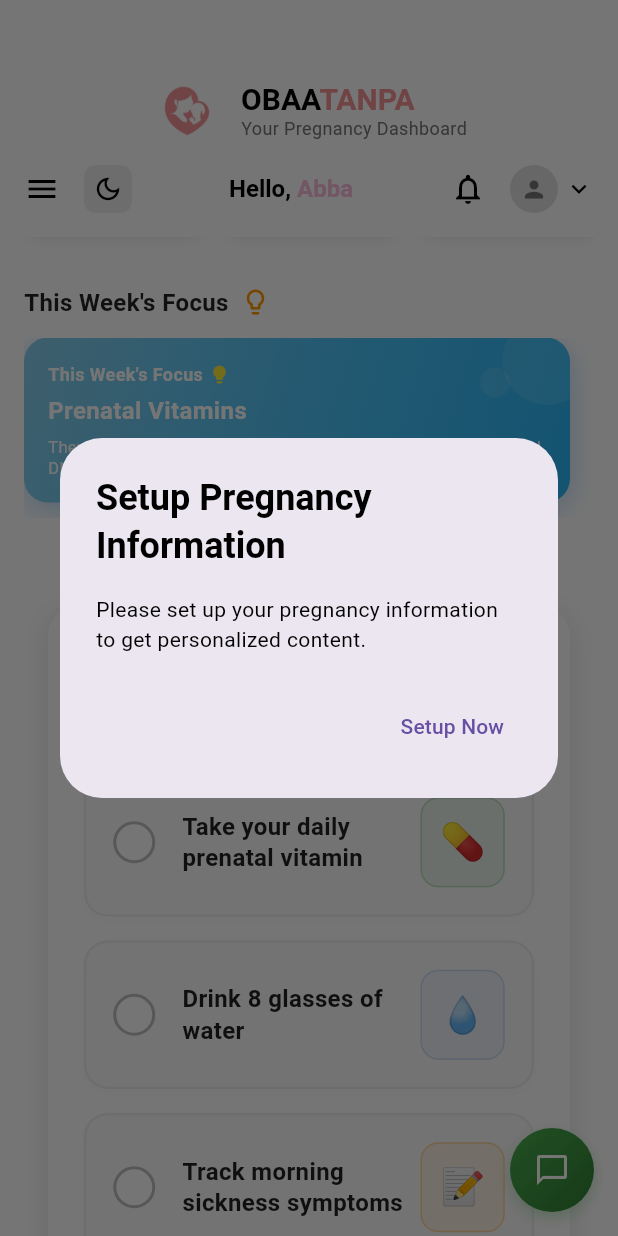
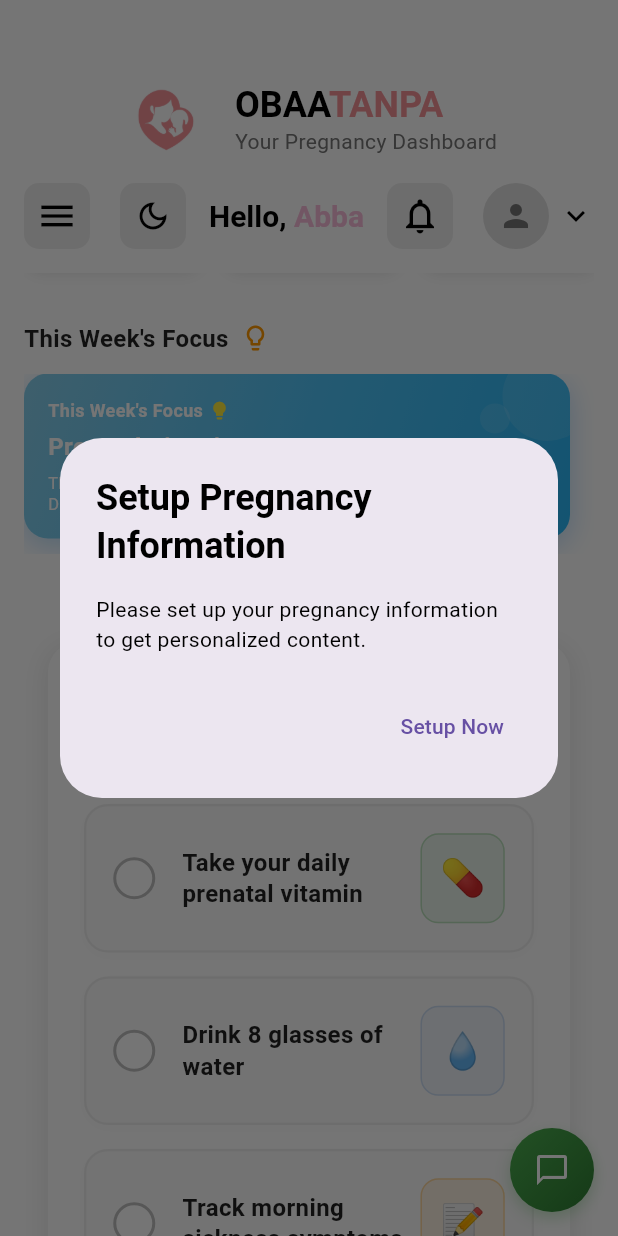
Before and after one commit to abba33/obaatanpa_mobile, a Flutter app: the DashboardPage screen opened by its route, scrolled down 576 dp, after a tap on the "menu" icon, on a phone screen of 412 x 824 dp. Run offline on Flutter 3.47's test engine with Material 3 defaults, Android fonts, the phone set to English and light mode, and no system bars; our stand-ins replace flutter_secure_storage, go_router, google_fonts, shared_preferences; accounts and stored records are empty.

Commit message:
changed custom app bar

```diff
--- a/lib/screens/dashboard/pregnant mother/components/custom_app_bar.dart
+++ b/lib/screens/dashboard/pregnant mother/components/custom_app_bar.dart
@@ -254,18 +254,18 @@ class CustomAppBar extends StatelessWidget {
             mainAxisAlignment: MainAxisAlignment.center,
             children: [
               Container(
-                width: 48, // Increased from 32
-                height: 48, // Increased from 32
+                width: 60, // Increased further
+                height: 60, // Increased further
                 decoration: const BoxDecoration(
                   shape: BoxShape.circle,
                 ),
                 child: ClipRRect(
-                  borderRadius: BorderRadius.circular(24), // Updated border radius
+                  borderRadius: BorderRadius.circular(30), // Updated border radius
                   child: Image.asset(
                     'assets/images/navbar/maternity-logo.png', // Replace with your logo path
                     fit: BoxFit.cover,
-                    width: 48,
-                    height: 48,
+                    width: 60,
+                    height: 60,
                     errorBuilder: (context, error, stackTrace) {
                       // Fallback to the original design if image fails to load
                       return Container(
@@ -276,7 +276,7 @@ class CustomAppBar extends StatelessWidget {
                         child: const Icon(
                           Icons.favorite,
                           color: Colors.white,
-                          size: 24, // Increased icon size
+                          size: 30, // Increased icon size
                         ),
                       );
                     },
@@ -284,7 +284,7 @@ class CustomAppBar extends StatelessWidget {
                 ),
               ),
 
-              const SizedBox(width: 12),
+              const SizedBox(width: 16),
 
               Column(
                 crossAxisAlignment: CrossAxisAlignment.start,
@@ -297,7 +297,7 @@ class CustomAppBar extends StatelessWidget {
                         TextSpan(
                           text: 'OBAA',
                           style: TextStyle(
-                            fontSize: 20, // Increased font size
+                            fontSize: 24, // Increased font size further
                             fontWeight: FontWeight.bold,
                             color: textColor,
                           ),
@@ -305,7 +305,7 @@ class CustomAppBar extends StatelessWidget {
                         TextSpan(
                           text: 'TANPA',
                           style: TextStyle(
-                            fontSize: 20, // Increased font size
+                            fontSize: 24, // Increased font size further
                             fontWeight: FontWeight.bold,
                             color: const Color(0xFFF59297), // Your specified color
                           ),
@@ -316,7 +316,7 @@ class CustomAppBar extends StatelessWidget {
                   Text(
                     'Your Pregnancy Dashboard',
                     style: TextStyle(
-                      fontSize: 12,
+                      fontSize: 14, // Increased subtitle size
                       color: isDark ? Colors.grey[400] : Colors.grey[600],
                     ),
                   ),
@@ -336,14 +336,23 @@ class CustomAppBar extends StatelessWidget {
                   // Menu icon
                   GestureDetector(
                     onTap: onMenuTap,
+                    child: Container(
+                      padding: const EdgeInsets.all(8),
+                      decoration: BoxDecoration(
+                        color: isDark
+                          ? Colors.grey[800]!.withOpacity(0.3)
+                          : Colors.grey[200],
+                        borderRadius: BorderRadius.circular(10),
+                      ),
                       child: Icon(
                         isMenuOpen ? Icons.close : Icons.menu,
                         color: textColor,
-                      size: 24,
+                        size: 28, // Increased size
+                      ),
                     ),
                   ),
 
-                  const SizedBox(width: 16),
+                  const SizedBox(width: 20), // Increased spacing
 
                   // Dark mode toggle button
                   GestureDetector(
@@ -361,17 +370,17 @@ class CustomAppBar extends StatelessWidget {
                     },
                     child: AnimatedContainer(
                       duration: const Duration(milliseconds: 300),
-                      padding: const EdgeInsets.all(6),
+                      padding: const EdgeInsets.all(10), // Increased padding
                       decoration: BoxDecoration(
                         color: isDark
                           ? const Color(0xFFF8BBD9).withOpacity(0.2)
                           : Colors.grey[200],
-                        borderRadius: BorderRadius.circular(8),
+                        borderRadius: BorderRadius.circular(10),
                       ),
                       child: Icon(
                         isDark ? Icons.light_mode : Icons.dark_mode_outlined,
                         color: isDark ? const Color(0xFFF8BBD9) : textColor,
-                        size: 20,
+                        size: 24, // Increased size
                       ),
                     ),
                   ),
@@ -389,7 +398,7 @@ class CustomAppBar extends StatelessWidget {
                       text: 'Hello, ',
                       style: TextStyle(
                         color: textColor,
-                        fontSize: 16,
+                        fontSize: 20, // Increased size
                         fontWeight: FontWeight.w600,
                       ),
                     ),
@@ -397,7 +406,7 @@ class CustomAppBar extends StatelessWidget {
                       text: 'Abba',
                       style: TextStyle(
                         color: const Color(0xFFF8BBD9),
-                        fontSize: 16,
+                        fontSize: 20, // Increased size
                         fontWeight: FontWeight.bold,
                       ),
                     ),
@@ -414,14 +423,23 @@ class CustomAppBar extends StatelessWidget {
                   // Notification icon - Updated with tap functionality
                   GestureDetector(
                     onTap: () => _navigateToNotifications(context),
+                    child: Container(
+                      padding: const EdgeInsets.all(8),
+                      decoration: BoxDecoration(
+                        color: isDark
+                          ? Colors.grey[800]!.withOpacity(0.3)
+                          : Colors.grey[200],
+                        borderRadius: BorderRadius.circular(10),
+                      ),
                       child: Icon(
                         Icons.notifications_outlined,
                         color: textColor,
-                      size: 24,
+                        size: 28, // Increased size
+                      ),
                     ),
                   ),
 
-                  const SizedBox(width: 16),
+                  const SizedBox(width: 20), // Increased spacing
 
                   // Profile section with dropdown
                   GestureDetector(
@@ -430,31 +448,31 @@ class CustomAppBar extends StatelessWidget {
                       mainAxisSize: MainAxisSize.min,
                       children: [
                         CircleAvatar(
-                          radius: 16,
+                          radius: 22, // Increased from 16 to 22
                           backgroundColor: isDark ? Colors.grey[700] : Colors.grey[300],
                           child: ClipRRect(
-                            borderRadius: BorderRadius.circular(16),
+                            borderRadius: BorderRadius.circular(22), // Updated radius
                             child: Image.asset(
                               'assets/images/navbar/profile-1.png', // Replace with your profile image path
                               fit: BoxFit.cover,
-                              width: 32,
-                              height: 32,
+                              width: 44, // Increased size
+                              height: 44, // Increased size
                               errorBuilder: (context, error, stackTrace) {
                                 // Fallback to default person icon if image fails to load
                                 return Icon(
                                   Icons.person,
                                   color: isDark ? Colors.white : Colors.grey[600],
-                                  size: 18,
+                                  size: 24, // Increased icon size
                                 );
                               },
                             ),
                           ),
                         ),
-                        const SizedBox(width: 4),
+                        const SizedBox(width: 6), // Slightly increased spacing
                         Icon(
                           Icons.keyboard_arrow_down,
                           color: textColor,
-                          size: 20,
+                          size: 24, // Increased size
                         ),
                       ],
                     ),
```
Lines whose indentation alone changed are shown as unchanged.
